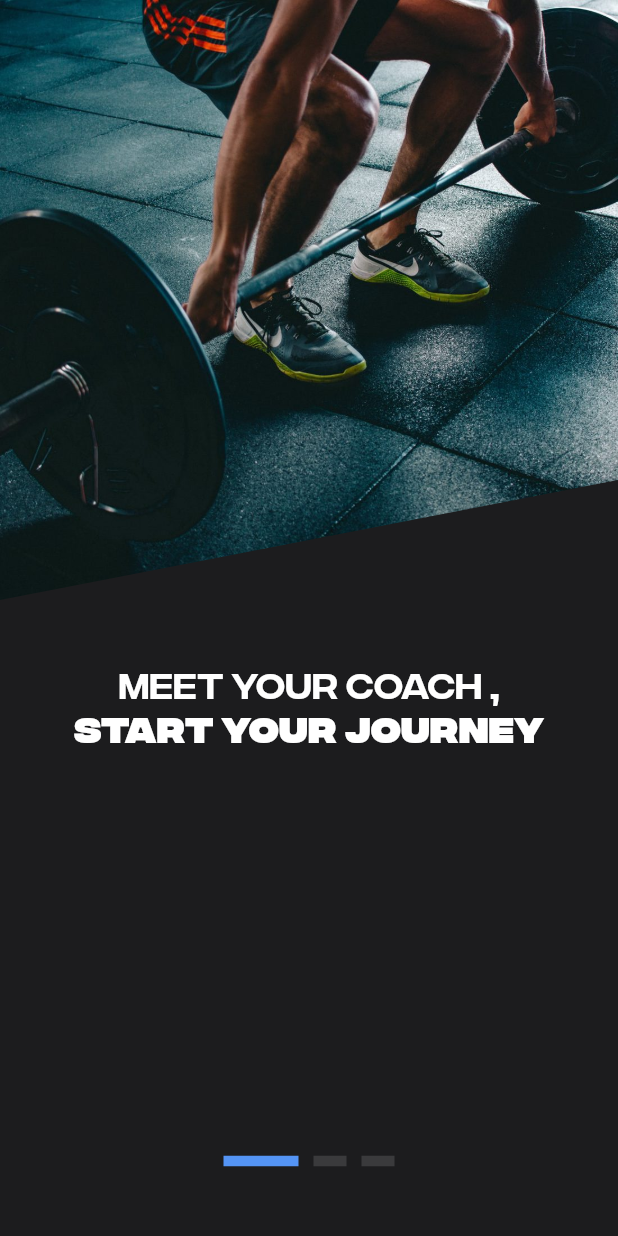
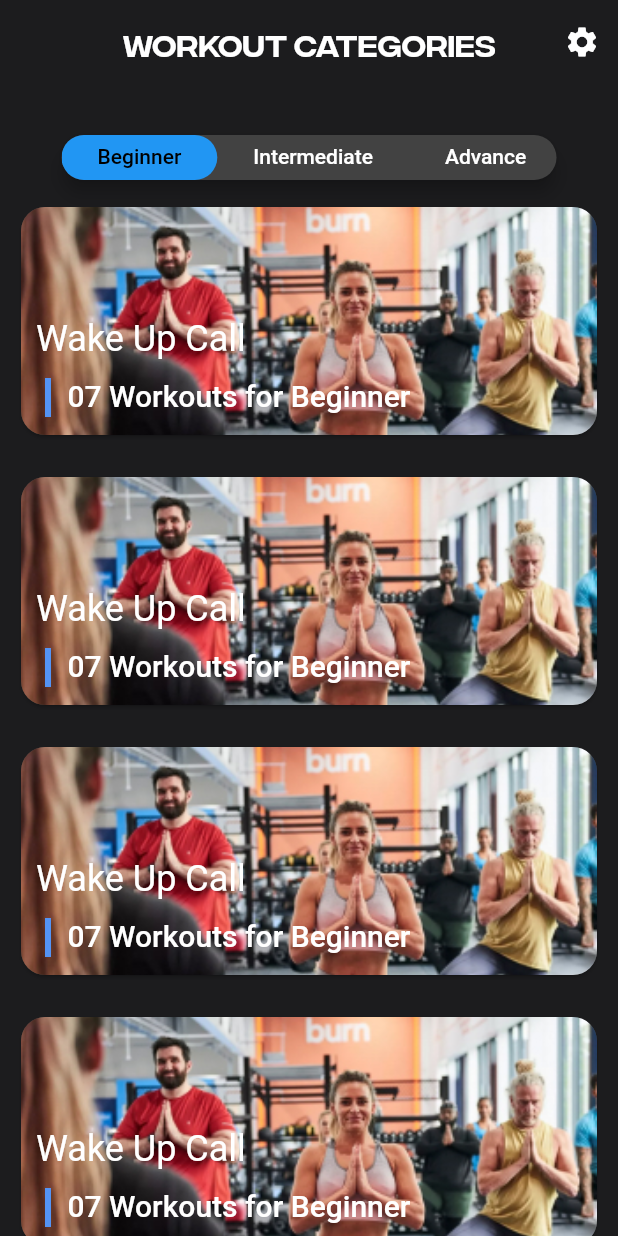
Before and after one commit to RojinTemell/gym_app, a Flutter app: the screen it shows after launch, on a phone screen of 412 x 824 dp. Run offline on Flutter 3.47's test engine with Material 2 defaults, Android fonts, the phone set to English and light mode, and no system bars.

Commit message:
create workout categories page

```diff
--- a/lib/feature/age_height_weight_page.dart
+++ b/lib/feature/age_height_weight_page.dart
@@ -46,9 +46,9 @@ class AgeHeightWeightPage extends StatelessWidget {
                     size: FontSizes.h6,
                     weight: FontWeights.normal),
               ),
-              NumberInputComponent(text: StringConstants.ageInput),
-              NumberInputComponent(text: StringConstants.heightInput),
-              NumberInputComponent(text: StringConstants.weightInput),
+              const NumberInputComponent(text: StringConstants.ageInput),
+              const NumberInputComponent(text: StringConstants.heightInput),
+              const NumberInputComponent(text: StringConstants.weightInput),
               Row(
                 mainAxisAlignment: MainAxisAlignment.end,
                 children: [
--- a/lib/feature/gender_select_page.dart
+++ b/lib/feature/gender_select_page.dart
@@ -1,6 +1,5 @@
 import 'package:flutter/material.dart';
 import 'package:gym_app/feature/age_height_weight_page.dart';
-import 'package:gym_app/feature/first_page.dart';
 import 'package:gym_app/product/constants/string_constants.dart';
 import 'package:gym_app/product/enums/font_sizes.dart';
 import 'package:gym_app/product/enums/font_weight.dart';
--- /dev/null
+++ b/lib/feature/workout_categories_page.dart
@@ -0,0 +1,103 @@
+import 'package:flutter/material.dart';
+import 'package:gym_app/product/constants/string_constants.dart';
+import 'package:gym_app/product/enums/font_sizes.dart';
+import 'package:gym_app/product/enums/font_weight.dart';
+import 'package:gym_app/product/enums/image_enums.dart';
+import 'package:gym_app/product/widgets/card_widget.dart';
+import 'package:gym_app/product/widgets/title_widget.dart';
+
+class WorkoutCategoriesPage extends StatefulWidget {
+  const WorkoutCategoriesPage({super.key});
+
+  @override
+  State<WorkoutCategoriesPage> createState() => _WorkoutCategoriesPageState();
+}
+
+class _WorkoutCategoriesPageState extends State<WorkoutCategoriesPage>
+    with TickerProviderStateMixin {
+  @override
+  Widget build(BuildContext context) {
+    TabController tabController = TabController(length: 3, vsync: this);
+
+    return Scaffold(
+      appBar: AppBar(
+        backgroundColor: Colors.transparent,
+        centerTitle: true,
+        elevation: 0,
+        title: const TitleComponent(
+            text: StringConstants.workoutCategoriesTitle,
+            size: FontSizes.h4,
+            weight: FontWeights.normal),
+        actions: [
+          IconButton(
+            onPressed: () {},
+            icon: const Icon(Icons.settings),
+          )
+        ],
+      ),
+      body: Column(children: [
+        const SizedBox(
+          height: 30,
+        ),
+        Card(
+          shape:
+              RoundedRectangleBorder(borderRadius: BorderRadius.circular(15)),
+          elevation: 5,
+          child: SizedBox(
+            width: 330,
+            height: 30,
+            child: TabBar(
+                indicator: BoxDecoration(
+                    borderRadius: BorderRadius.circular(15),
+                    color: Colors.blue),
+                controller: tabController,
+                labelColor: Colors.black,
+                unselectedLabelColor: Colors.white,
+                labelPadding: const EdgeInsets.symmetric(horizontal: 24),
+                indicatorSize: TabBarIndicatorSize.tab,
+                isScrollable: true,
+                tabs: const [
+                  Tab(child: Text("Beginner")),
+                  Tab(child: Text("Intermediate")),
+                  Tab(child: Text("Advance")),
+                ]),
+          ),
+        ),
+        Expanded(
+            child: TabBarView(
+          controller: tabController,
+          children: [
+            ListView.builder(
+                scrollDirection: Axis.vertical,
+                shrinkWrap: true,
+                itemCount: 4,
+                itemBuilder: (context, index) {
+                  return CardComponent(
+                      cardTitle: StringConstants.cardTitle,
+                      cardTypeTitle: StringConstants.cardTypeName,
+                      imagePath: ImageEnums.cardImage.toJpg);
+                }),
+            ListView.builder(
+                shrinkWrap: true,
+                itemCount: 3,
+                itemBuilder: (context, index) {
+                  return CardComponent(
+                      cardTitle: StringConstants.cardTitle,
+                      cardTypeTitle: StringConstants.cardTypeName,
+                      imagePath: ImageEnums.cardImage.toJpg);
+                }),
+            ListView.builder(
+                shrinkWrap: true,
+                itemCount: 4,
+                itemBuilder: (context, index) {
+                  return CardComponent(
+                      cardTitle: StringConstants.cardTitle,
+                      cardTypeTitle: StringConstants.cardTypeName,
+                      imagePath: ImageEnums.cardImage.toJpg);
+                })
+          ],
+        )),
+      ]),
+    );
+  }
+}
--- a/lib/main.dart
+++ b/lib/main.dart
@@ -1,6 +1,7 @@
 import 'package:flutter/material.dart';
-import 'package:gym_app/feature/first_page.dart';
 import 'package:gym_app/product/constants/color_constants.dart';
+
+import 'feature/workout_categories_page.dart';
 
 void main() {
   runApp(const MyApp());
@@ -17,7 +18,7 @@ class MyApp extends StatelessWidget {
       theme: ThemeData.dark().copyWith(
         scaffoldBackgroundColor: ColorsConstants.sharkColor,
       ),
-      home: const FirstPage(),
+      home: const WorkoutCategoriesPage(),
     );
   }
 }
--- a/lib/product/constants/string_constants.dart
+++ b/lib/product/constants/string_constants.dart
@@ -25,4 +25,8 @@ class StringConstants {
   static const String ageInput = "Your Age";
   static const String heightInput = "Your Height in cm";
   static const String weightInput = "Your Weight in kg";
+  static const String workoutCategoriesTitle = "Workout Categories";
+  static const String workoutDetailPlanTitle = " Workouts for Beginner";
+  static const String workoutDetailPlanDescription =
+      "Want your body to be healthy. Join our program with directions according to body’s goals. Increasing physical strength is the goal of strenght training. Maintain body fitness by doing physical exercise at least 2-3 times a week.  ";
 }
--- a/lib/product/enums/image_enums.dart
+++ b/lib/product/enums/image_enums.dart
@@ -3,7 +3,8 @@ enum ImageEnums {
   firstPageImage('firstPageImage'),
   secondPage1Image('secondPage1'),
   secondPage2Image('secondPage2'),
-  secondPage3Image('secondPage3');
+  secondPage3Image('secondPage3'),
+  workoutPlanDetailPage('workoutPlanDetailPage');
 
   final String value;
   const ImageEnums(this.value);
--- a/lib/product/mixins/navigatorManager.dart
+++ b/lib/product/mixins/navigatorManager.dart
@@ -1,3 +1,4 @@
+// ignore: file_names
 import 'package:flutter/material.dart';
 
 mixin NavigatorManager {
--- a/lib/product/widgets/card_widget.dart
+++ b/lib/product/widgets/card_widget.dart
@@ -16,10 +16,13 @@ class CardComponent extends StatelessWidget {
   final String imagePath;
 
   EdgeInsets onlyLeftPadding = const EdgeInsets.only(left: 10);
+  EdgeInsets allPadding = const EdgeInsets.all(10);
   EdgeInsets textTopLeftPadding = const EdgeInsets.only(top: 12, left: 5);
   @override
   Widget build(BuildContext context) {
-    return SizedBox(
+    return Padding(
+      padding: allPadding,
+      child: SizedBox(
         width: WidgetSizes.cardWidth.value,
         height: WidgetSizes.cardHeight.value,
         child: Card(
@@ -73,6 +76,7 @@ class CardComponent extends StatelessWidget {
             ],
           ),
         ),
+      ),
     );
   }
 }
--- a/lib/product/widgets/number_input_widget.dart
+++ b/lib/product/widgets/number_input_widget.dart
@@ -6,10 +6,10 @@ import 'package:gym_app/product/enums/widget_sizes.dart';
 
 // ignore: must_be_immutable
 class NumberInputComponent extends StatelessWidget {
-  NumberInputComponent({Key? key, required this.text}) : super(key: key);
+  const NumberInputComponent({Key? key, required this.text}) : super(key: key);
   final String text;
   final double gap = 10;
-  final EdgeInsets onlyBottomMargin = EdgeInsets.only(bottom: 20);
+  final EdgeInsets onlyBottomMargin = const EdgeInsets.only(bottom: 20);
 
   @override
   Widget build(BuildContext context) {
```
Also changed, not shown: assets/images/workoutPlanDetailPageImage.jpg (added). Lines whose indentation alone changed are shown as unchanged.
